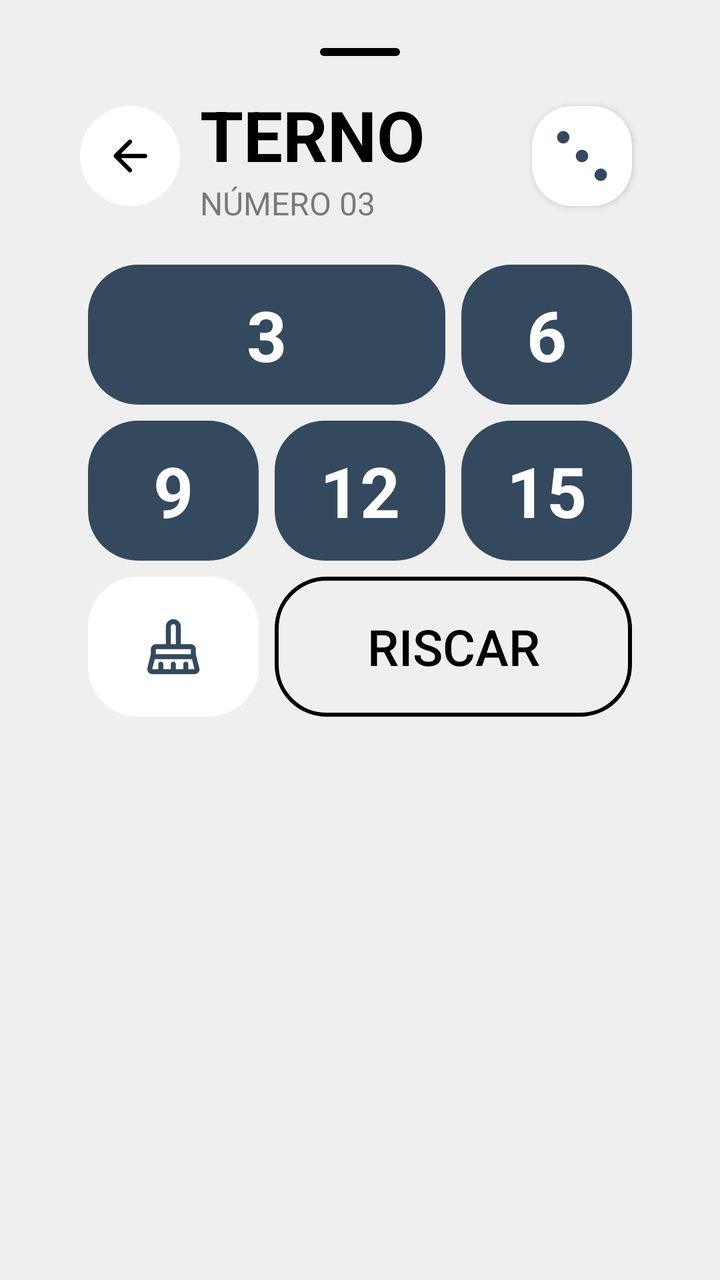
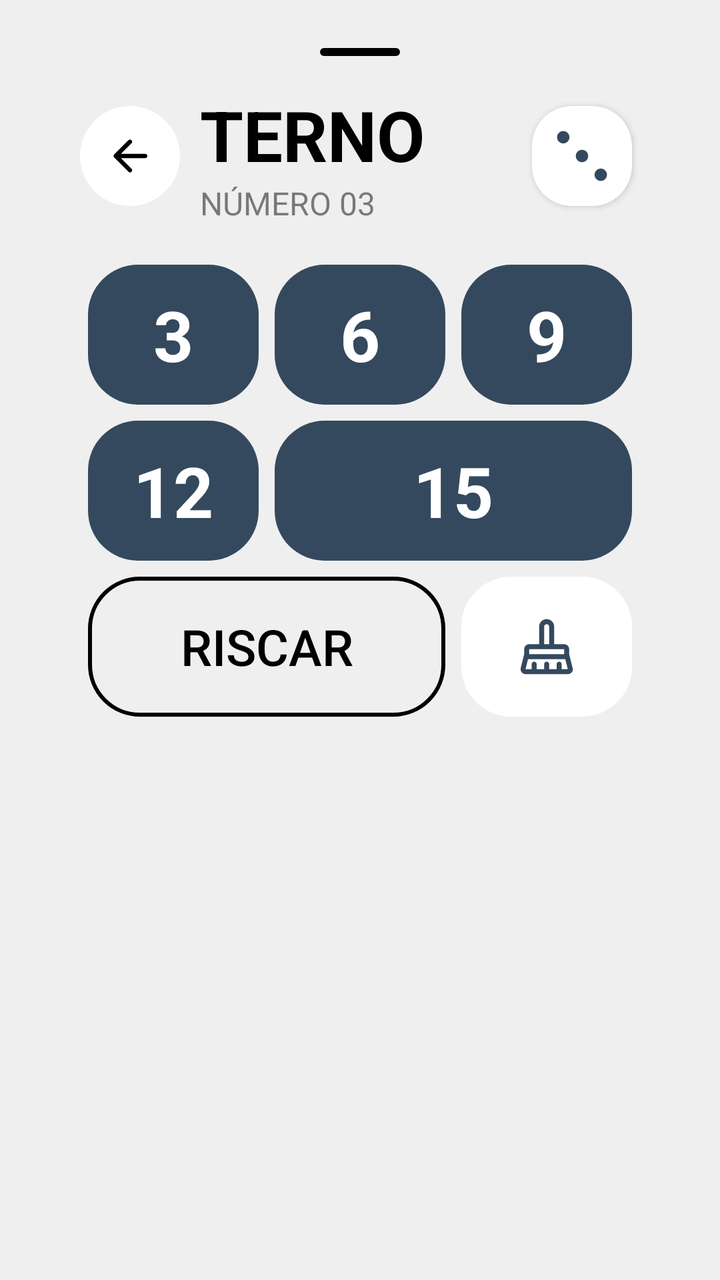

Before-and-after screenshots of an Android layout around one commit, followed by the original layout XML and the change that was made.
<!-- AndroidManifest.xml: application theme Base.Theme.KingOfBozo.Standard -->
<!-- res/layout/box_terno.xml -->
<?xml version="1.0" encoding="utf-8"?>
<LinearLayout xmlns:android="http://schemas.android.com/apk/res/android"
    xmlns:app="http://schemas.android.com/apk/res-auto"
    xmlns:tools="http://schemas.android.com/tools"
    android:id="@+id/numbers_points"
    android:layout_width="match_parent"
    android:layout_height="wrap_content"
    android:backgroundTint="?attr/customBackground"
    android:background="@drawable/bottom_sheet_background"
    android:orientation="vertical"
    android:padding="24dp">

    <ImageView
        android:layout_width="40dp"
        android:layout_height="4dp"
        android:layout_gravity="center_horizontal"
        android:layout_marginBottom="16dp"
        app:tint="?attr/textFillColor"
        android:src="@drawable/background_card_dark" />


    <LinearLayout
        android:id="@+id/action_bar"
        android:layout_width="match_parent"
        android:layout_height="wrap_content"
        android:paddingHorizontal="16dp"
        android:gravity="center"
        tools:ignore="MissingConstraints">

        <ImageView
            android:id="@+id/button_cancel"
            android:layout_width="50dp"
            android:layout_height="50dp"
            android:backgroundTint="?attr/cardBackgroundColor"
            android:background="@drawable/background_circle_yellow"
            android:padding="12dp"
            android:layout_marginRight="10dp"
            app:tint="?attr/textFillColor"
            android:src="@drawable/ic_arrow_back"
            tools:ignore="ContentDescription" />

        <LinearLayout
            android:layout_width="wrap_content"
            android:layout_height="wrap_content"
            android:orientation="vertical"
            android:layout_weight="1"
            app:layout_constraintStart_toEndOf="@+id/button_back">



            <TextView
                android:id="@+id/scoring_title"
                android:layout_width="wrap_content"
                android:layout_height="wrap_content"
                android:text="TERNO"
                android:textColor="?attr/textFillColor"
                android:textSize="35sp"
                android:textStyle="bold" />
            <TextView
                android:layout_width="wrap_content"
                android:layout_height="wrap_content"
                android:text="NÚMERO 03"
                android:alpha="0.5"
                android:textColor="?attr/textFillColor"
                android:textSize="16sp" />

        </LinearLayout>

        <ImageView
            android:layout_height="50dp"
            android:layout_width="50dp"
            android:backgroundTint="?attr/cardBackgroundColor"
            android:background="@drawable/background_card_de_boca"
            android:src="@drawable/ic_dice_3"
            app:tint="?attr/colorPrimary"
            android:elevation="2dp"
            android:layout_margin="4dp"/>

    </LinearLayout>

    <LinearLayout
        android:layout_width="match_parent"
        android:layout_height="wrap_content"
        android:orientation="vertical"
        android:padding="16dp">

        <GridLayout
            xmlns:android="http://schemas.android.com/apk/res/android"
            xmlns:app="http://schemas.android.com/apk/res-auto"
            android:layout_width="match_parent"
            android:layout_height="wrap_content"
            android:columnCount="3"
            android:rowCount="3">

            <TextView
                android:id="@+id/valor_01"
                android:layout_height="70dp"
                android:layout_width="0dp"
                android:backgroundTint="?attr/colorPrimary"
                android:background="@drawable/background_card_black"
                android:textColor="?attr/customTextBackground"
                android:text="3"
                android:textSize="35dp"
                android:textStyle="bold"
                android:gravity="center"
                android:layout_row="0"
                android:layout_column="0"
                android:layout_columnSpan="2"
                android:layout_columnWeight="1"
                android:layout_gravity="fill"
                android:layout_margin="4dp"/>

            <TextView
                android:id="@+id/valor_02"
                android:layout_height="70dp"
                android:layout_width="0dp"
                android:backgroundTint="?attr/colorPrimary"
                android:background="@drawable/background_card_black"
                android:textColor="?attr/customTextBackground"
                android:text="6"
                android:textSize="35dp"
                android:textStyle="bold"
                android:gravity="center"
                android:layout_row="0"
                android:layout_column="2"
                android:layout_columnWeight="1"
                android:layout_gravity="fill"
                android:layout_margin="4dp"/>

            <TextView
                android:id="@+id/valor_03"
                android:layout_height="70dp"
                android:layout_width="0dp"
                android:backgroundTint="?attr/colorPrimary"
                android:background="@drawable/background_card_black"
                android:textColor="?attr/customTextBackground"
                android:text="9"
                android:textSize="35dp"
                android:textStyle="bold"
                android:gravity="center"
                android:layout_row="1"
                android:layout_column="0"
                android:layout_columnWeight="1"
                android:layout_gravity="fill"
                android:layout_margin="4dp"/>

            <TextView
                android:id="@+id/valor_04"
                android:layout_height="70dp"
                android:layout_width="0dp"
                android:backgroundTint="?attr/colorPrimary"
                android:background="@drawable/background_card_black"
                android:textColor="?attr/customTextBackground"
                android:text="12"
                android:textSize="35dp"
                android:textStyle="bold"
                android:gravity="center"
                android:layout_row="1"
                android:layout_column="1"
                android:layout_columnWeight="1"
                android:layout_gravity="fill"
                android:layout_margin="4dp"/>

            <TextView
                android:id="@+id/valor_05"
                android:layout_height="20dp"
                android:layout_width="0dp"
                android:backgroundTint="?attr/colorPrimary"
                android:background="@drawable/background_card_black"
                android:textColor="?attr/customTextBackground"
                android:text="15"
                android:textSize="35dp"
                android:textStyle="bold"
                android:gravity="center"
                android:layout_row="1"
                android:layout_column="2"
                android:layout_columnWeight="1"
                android:layout_gravity="fill"
                android:layout_margin="4dp"/>

            <ImageView
                android:id="@+id/btn_nulo"
                android:layout_height="70dp"
                android:layout_width="0dp"
                android:backgroundTint="?attr/cardBackgroundColor"
                android:background="@drawable/background_card_black"
                android:src="@drawable/ic_clear"
                app:tint="?attr/colorPrimary"
                android:layout_row="2"
                android:layout_column="0"
                android:layout_columnWeight="1"
                android:layout_gravity="fill"
                android:padding="20dp"
                android:layout_margin="4dp"/>

            <Button
                android:id="@+id/btn_riscar"
                android:layout_height="70dp"
                android:layout_width="0dp"
                app:backgroundTint="?attr/textFillColor"
                android:background="@drawable/background_score_option_riscar"
                app:cornerRadius="20dp"
                android:text="RISCAR"
                android:textSize="25dp"
                android:textColor="?attr/textFillColor"
                app:icon="@drawable/ic_riscar"
                app:iconSize="25dp"
                app:iconTint="?attr/textFillColor"
                android:gravity="center"
                android:layout_row="2"
                android:layout_column="1"
                android:layout_columnSpan="2"
                android:layout_columnWeight="1"
                android:layout_gravity="fill"
                android:layout_margin="4dp" />


        </GridLayout>

    </LinearLayout>


</LinearLayout>
<!-- resources referenced by this layout -->
<resources>
  <!-- drawable background_card_black (drawable) -->
  <shape xmlns:android="http://schemas.android.com/apk/res/android"
      android:shape="rectangle">
      <solid android:color="@color/fundo_light" />
      <corners android:radius="25dp" />
  </shape>
  <!-- drawable background_card_dark (drawable) -->
  <shape xmlns:android="http://schemas.android.com/apk/res/android"
      android:shape="rectangle">
      <solid android:color="@color/fundo_light" />
      <corners android:radius="100dp" />
  </shape>
  <!-- drawable background_card_de_boca (drawable) -->
  <shape xmlns:android="http://schemas.android.com/apk/res/android"
      android:shape="rectangle">
      <solid android:color="@color/fundo_light" />
      <corners android:radius="20dp" />
  </shape>
  <!-- drawable background_circle_yellow (drawable) -->
  <?xml version="1.0" encoding="utf-8"?>
  <shape xmlns:android="http://schemas.android.com/apk/res/android"
      android:shape="oval">
      <solid android:color="@color/fundo_light" />
  </shape>
  <!-- drawable background_score_option_riscar (drawable) -->
  <shape xmlns:android="http://schemas.android.com/apk/res/android"
      android:shape="rectangle">
      <corners android:radius="25dp" />
      <stroke android:width="2dp" android:color="@color/fundo_light" />
      <solid android:color="@android:color/transparent" />
  </shape>
  <!-- drawable bottom_sheet_background (drawable) -->
  <?xml version="1.0" encoding="utf-8"?>
  <shape xmlns:android="http://schemas.android.com/apk/res/android"
      android:shape="rectangle">
      <solid android:color="@color/fundo_light"/>
      <corners android:topLeftRadius="55dp" android:topRightRadius="55dp"/>
  </shape>
  <!-- drawable ic_dice_3 (drawable) -->
  <vector xmlns:android="http://schemas.android.com/apk/res/android"
      android:width="24dp"
      android:height="24dp"
      android:viewportWidth="24"
      android:viewportHeight="24">
      <path
          android:fillColor="@color/fundo_light"
          android:pathData="M7.5,7.5m-1.5,0a1.5,1.5 0,1 1,3 0a1.5,1.5 0,1 1,-3 0"/>
      <path
          android:fillColor="@color/fundo_light"
          android:pathData="M12,12m-1.5,0a1.5,1.5 0,1 1,3 0a1.5,1.5 0,1 1,-3 0"/>
      <path
          android:fillColor="@color/fundo_light"
          android:pathData="M16.5,16.5m-1.5,0a1.5,1.5 0,1 1,3 0a1.5,1.5 0,1 1,-3 0"/>
  </vector>
  <!-- drawable ic_riscar (drawable) -->
  <vector xmlns:android="http://schemas.android.com/apk/res/android"
      android:width="24dp"
      android:height="24dp"
      android:viewportWidth="960"
      android:viewportHeight="960"
      android:tint="?attr/colorControlNormal">
    <path
        android:fillColor="@android:color/white"
        android:pathData="M753,640L673,560L800,560L800,640L753,640ZM640,527L433,320L560,320L560,160L640,160L640,320L800,320L800,400L640,400L640,527ZM400,287L320,207L320,160L400,160L400,287ZM791,904L640,753L640,800L560,800L560,673L527,640L400,640L400,800L320,800L320,640L160,640L160,560L320,560L320,433L287,400L160,400L160,320L207,320L56,169L112,112L848,848L791,904Z"/>
  </vector>
  <color name="fundo_light">#EFEFEF</color>
  <color name="padrao">#34495e</color>
  <color name="text_dark">#000000</color>
  <color name="text_light">#FFFFFF</color>
  <color name="icon_dark">#000000</color>
  <color name="icon_light">#FFFFFF</color>
  <color name="card_light">#FFFFFF</color>
  <color name="card_dark">#313131</color>
  <!-- unchanged entries left out for length: 4 -->
</resources>

<!-- the commit's change to res/layout/box_terno.xml (unified diff, before → after) -->
@@ -105,7 +105,6 @@
                 android:gravity="center"
                 android:layout_row="0"
                 android:layout_column="0"
-                android:layout_columnSpan="2"
                 android:layout_columnWeight="1"
                 android:layout_gravity="fill"
                 android:layout_margin="4dp"/>
@@ -118,6 +117,23 @@
                 android:background="@drawable/background_card_black"
                 android:textColor="?attr/customTextBackground"
                 android:text="6"
+                android:textSize="35dp"
+                android:textStyle="bold"
+                android:gravity="center"
+                android:layout_row="0"
+                android:layout_column="1"
+                android:layout_columnWeight="1"
+                android:layout_gravity="fill"
+                android:layout_margin="4dp"/>
+
+            <TextView
+                android:id="@+id/valor_03"
+                android:layout_height="70dp"
+                android:layout_width="0dp"
+                android:backgroundTint="?attr/colorPrimary"
+                android:background="@drawable/background_card_black"
+                android:textColor="?attr/customTextBackground"
+                android:text="9"
                 android:textSize="35dp"
                 android:textStyle="bold"
                 android:gravity="center"
@@ -128,13 +144,13 @@
                 android:layout_margin="4dp"/>
 
             <TextView
-                android:id="@+id/valor_03"
-                android:layout_height="70dp"
-                android:layout_width="0dp"
-                android:backgroundTint="?attr/colorPrimary"
-                android:background="@drawable/background_card_black"
-                android:textColor="?attr/customTextBackground"
-                android:text="9"
+                android:id="@+id/valor_04"
+                android:layout_height="70dp"
+                android:layout_width="0dp"
+                android:backgroundTint="?attr/colorPrimary"
+                android:background="@drawable/background_card_black"
+                android:textColor="?attr/customTextBackground"
+                android:text="12"
                 android:textSize="35dp"
                 android:textStyle="bold"
                 android:gravity="center"
@@ -145,35 +161,19 @@
                 android:layout_margin="4dp"/>
 
             <TextView
-                android:id="@+id/valor_04"
-                android:layout_height="70dp"
-                android:layout_width="0dp"
-                android:backgroundTint="?attr/colorPrimary"
-                android:background="@drawable/background_card_black"
-                android:textColor="?attr/customTextBackground"
-                android:text="12"
+                android:id="@+id/valor_05"
+                android:layout_height="20dp"
+                android:layout_width="0dp"
+                android:backgroundTint="?attr/colorPrimary"
+                android:background="@drawable/background_card_black"
+                android:textColor="?attr/customTextBackground"
+                android:text="15"
                 android:textSize="35dp"
                 android:textStyle="bold"
                 android:gravity="center"
                 android:layout_row="1"
                 android:layout_column="1"
-                android:layout_columnWeight="1"
-                android:layout_gravity="fill"
-                android:layout_margin="4dp"/>
-
-            <TextView
-                android:id="@+id/valor_05"
-                android:layout_height="20dp"
-                android:layout_width="0dp"
-                android:backgroundTint="?attr/colorPrimary"
-                android:background="@drawable/background_card_black"
-                android:textColor="?attr/customTextBackground"
-                android:text="15"
-                android:textSize="35dp"
-                android:textStyle="bold"
-                android:gravity="center"
-                android:layout_row="1"
-                android:layout_column="2"
+                android:layout_columnSpan="2"
                 android:layout_columnWeight="1"
                 android:layout_gravity="fill"
                 android:layout_margin="4dp"/>
@@ -187,7 +187,7 @@
                 android:src="@drawable/ic_clear"
                 app:tint="?attr/colorPrimary"
                 android:layout_row="2"
-                android:layout_column="0"
+                android:layout_column="2"
                 android:layout_columnWeight="1"
                 android:layout_gravity="fill"
                 android:padding="20dp"
@@ -208,7 +208,7 @@
                 app:iconTint="?attr/textFillColor"
                 android:gravity="center"
                 android:layout_row="2"
-                android:layout_column="1"
+                android:layout_column="0"
                 android:layout_columnSpan="2"
                 android:layout_columnWeight="1"
                 android:layout_gravity="fill"
